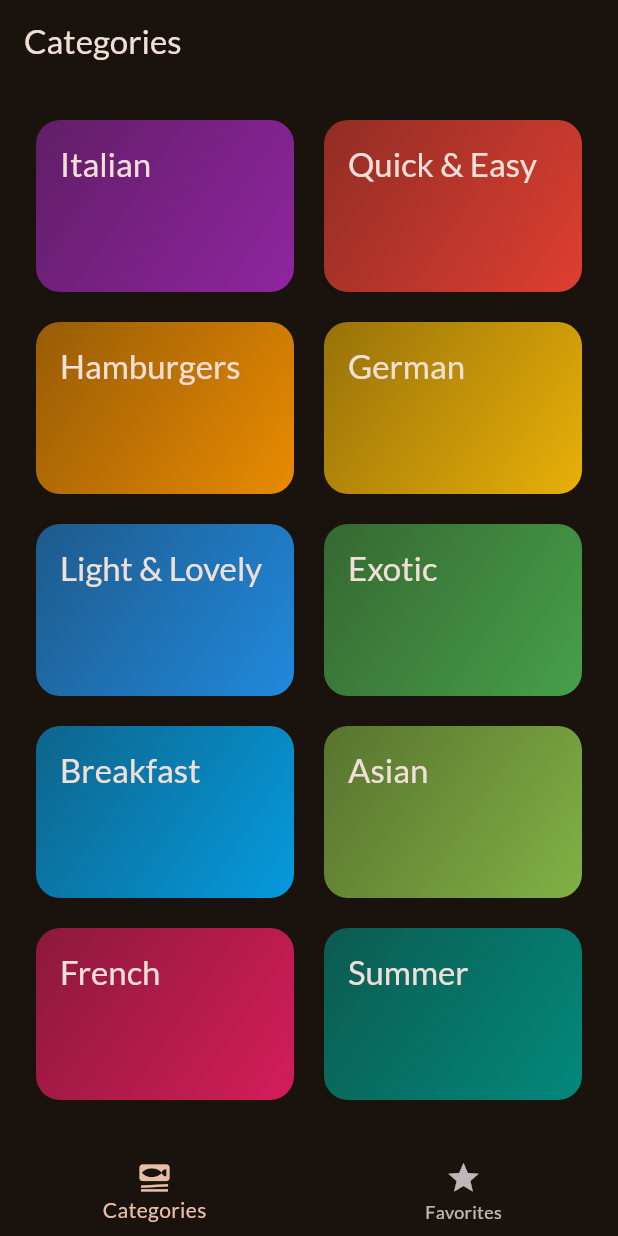
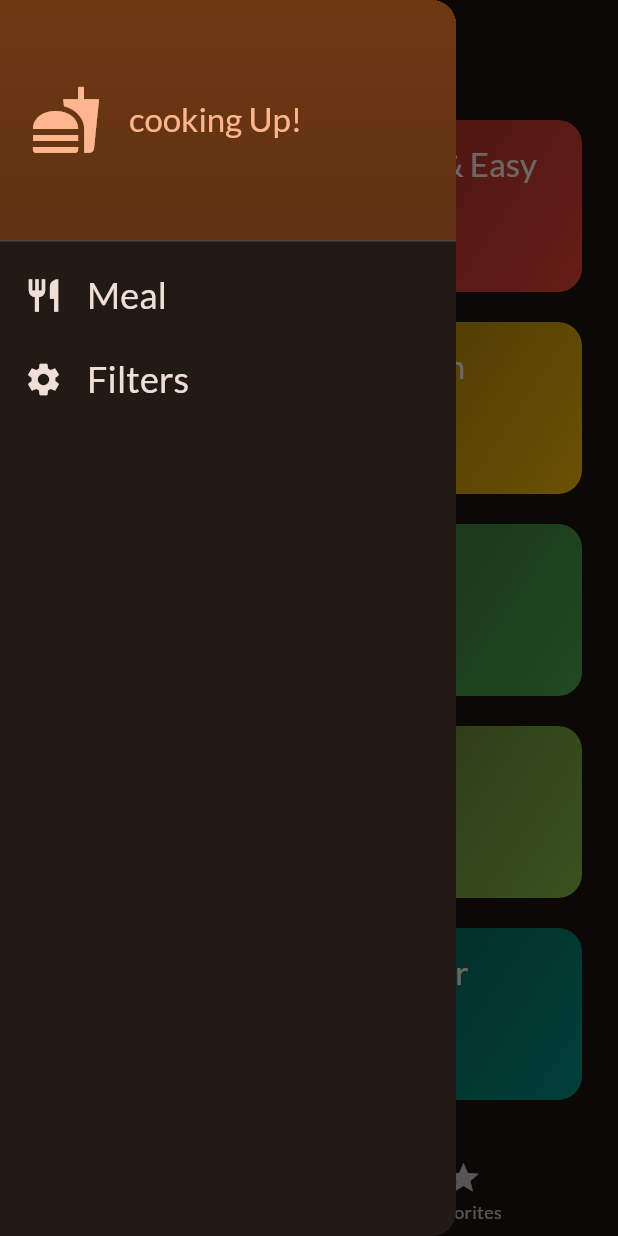
Before and after one commit to Amal-IS/Meals, a Flutter app: the screen it shows after launch, with the side drawer open (before the commit the screen has no drawer), on a phone screen of 412 x 824 dp. Run offline on Flutter 3.47's test engine with Material 3 defaults, Android fonts, the phone set to English and light mode, and no system bars; our stand-ins replace google_fonts, transparent_image.

Commit message:
meals filters

```diff
--- a/lib/screens/categories.dart
+++ b/lib/screens/categories.dart
@@ -6,13 +6,18 @@ import 'package:meals/screens/meals.dart';
 import 'package:meals/widgets/category_grid_item.dart';
 
 class CategoriesScreen extends StatelessWidget{
-  const CategoriesScreen({super.key,required this.onToggleFavorite});
+  const CategoriesScreen({
+    super.key,
+    required this.onToggleFavorite,
+    required this.availableMeals,
+    });
 
    final void Function(Meal meal) onToggleFavorite;
+   final List<Meal> availableMeals;
 
 
   void _selectCategory(BuildContext context,Category category){
- final filteredMeals= dummyMeals.where((meal)=> meal.categories.contains(category.id)).toList();
+ final filteredMeals= availableMeals.where((meal)=> meal.categories.contains(category.id)).toList();
 
    Navigator.of(context).push(MaterialPageRoute(
     builder:(ctx)=> MealsScreen(
--- a/lib/screens/meals.dart
+++ b/lib/screens/meals.dart
@@ -32,11 +32,11 @@ class MealsScreen extends StatelessWidget{
       children: [
         Text("Uh oh ... nothing here!",
         style: Theme.of(context).textTheme.headlineLarge!.copyWith(
-         color: Colors.black54,),
+         color: const Color.fromARGB(255, 255, 237, 237),),
         ),
         const SizedBox(height: 16,),
         Text("Try selecting a different category!",style: Theme.of(context).textTheme.bodyLarge!.copyWith(
-          color: Colors.black54,
+          color:const Color.fromARGB(255, 255, 237, 237),
        ),
         ),
       ],
--- a/lib/screens/tabs.dart
+++ b/lib/screens/tabs.dart
@@ -1,8 +1,17 @@
 import 'package:flutter/material.dart';
+import 'package:meals/data/dummy_data.dart';
 import 'package:meals/models/meal.dart';
 import 'package:meals/screens/categories.dart';
+import 'package:meals/screens/filters.dart';
 import 'package:meals/screens/meals.dart';
+import 'package:meals/widgets/main_drawer.dart';
 
+const kInitialFilters ={
+    Filter.glutenFree:false,
+    Filter.lactoseFree:false,
+    Filter.vegetarian:false,
+    Filter.vegan:false
+  };
 class TabsScreen extends StatefulWidget{
   const TabsScreen({super.key});
 
@@ -14,6 +23,7 @@ class TabsScreen extends StatefulWidget{
 class _TabsScreenState extends State<TabsScreen>{
   int _selectedPageIndex=0;
   final List<Meal> _favoriteMeals=[];
+  Map<Filter,bool> _selectFilters=kInitialFilters;
 
   void _showInfoMessage(String message){
     ScaffoldMessenger.of(context).clearSnackBars();
@@ -47,9 +57,43 @@ if(isExisting){
       _selectedPageIndex=index;
     });
   }
+
+  void _setScreen (String  identifier)async{
+Navigator.of(context).pop();
+if(identifier=='filters'){
+final result=await Navigator.of(context).push<Map<Filter,bool>>(
+  MaterialPageRoute(
+    builder: (ctx)=> FiltersScreen(currentFulters:_selectFilters ,),),);
+setState(() {
+  _selectFilters=result ?? kInitialFilters;
+});
+}
+  }
+
   @override
   Widget build(BuildContext context) {
-Widget activePage= CategoriesScreen(onToggleFavorite: _toggleMealFavoriteStatus,);
+final availableMeals=dummyMeals.where((meal){
+if(_selectFilters[Filter.glutenFree]! && !meal.isGlutenFree){
+  return false;
+}
+if(_selectFilters[Filter.lactoseFree]! && !meal.isLactoseFree){
+  return false;
+}
+if(_selectFilters[Filter.vegetarian]! && !meal.isVegetarian){
+  return false;
+}
+if(_selectFilters[Filter.vegan]! && !meal.isVegan){
+  return false;
+}
+return true;
+}).toList();
+
+
+Widget activePage= CategoriesScreen(
+  onToggleFavorite: _toggleMealFavoriteStatus,
+  availableMeals: availableMeals,
+  );
+
 var activePageTitle='Categories';
 
 if(_selectedPageIndex==1){
@@ -60,6 +104,7 @@ if(_selectedPageIndex==1){
     appBar: AppBar(
       title: Text(activePageTitle),
     ),
+    drawer:  MainDrawer(onSelectScreen: _setScreen,),
     body: activePage,
     bottomNavigationBar: BottomNavigationBar(
       onTap: _selectPage,
--- /dev/null
+++ b/lib/widgets/main_drawer.dart
@@ -0,0 +1,59 @@
+import 'package:flutter/material.dart';
+
+class MainDrawer extends StatelessWidget{
+  const MainDrawer({
+  super.key,
+  required this.onSelectScreen});
+
+final void Function(String identifier) onSelectScreen;
+  @override
+  Widget build(BuildContext context) {
+
+ return Drawer(
+  child: Column(children: [
+    DrawerHeader(
+      padding:const EdgeInsets.all(20) ,
+      decoration: BoxDecoration(
+        gradient: LinearGradient(
+          colors: [
+           Theme.of(context).colorScheme.primaryContainer,
+             Theme.of(context).colorScheme.primaryContainer.withOpacity(0.8),
+          ],
+          begin: Alignment.topLeft,
+          end: Alignment.bottomLeft,
+        ),
+      ),
+      child: Row(
+        children: [
+        Icon(Icons.fastfood,size: 48,color: Theme.of(context).colorScheme.primary,),
+        const SizedBox(width: 18,),
+       Text("cooking Up!",style: Theme.of(context).textTheme.titleLarge!.copyWith(
+        color: Theme.of(context).colorScheme.primary,
+       )),
+      ],),
+      ),
+     ListTile(
+      leading: Icon(Icons.restaurant,size:26 , color: Theme.of(context).colorScheme.onBackground,),
+        title:  Text('Meal',style: Theme.of(context).textTheme.titleSmall!.copyWith(
+        color: Theme.of(context).colorScheme.onBackground,
+        fontSize:24 ,
+       )),
+       onTap: (){
+        onSelectScreen('meals');
+       },
+      ),
+         ListTile(
+      leading: Icon(Icons.settings,size:26 , color: Theme.of(context).colorScheme.onBackground,),
+        title:  Text('Filters',style: Theme.of(context).textTheme.titleSmall!.copyWith(
+        color: Theme.of(context).colorScheme.onBackground,
+        fontSize:24 ,
+       )),
+       onTap: (){
+        onSelectScreen('filters');
+       },
+      ),
+  ],),
+ );
+  }
+
+}
```
Also changed, not shown: lib/screens/filters.dart (added, +132 -0 lines).
